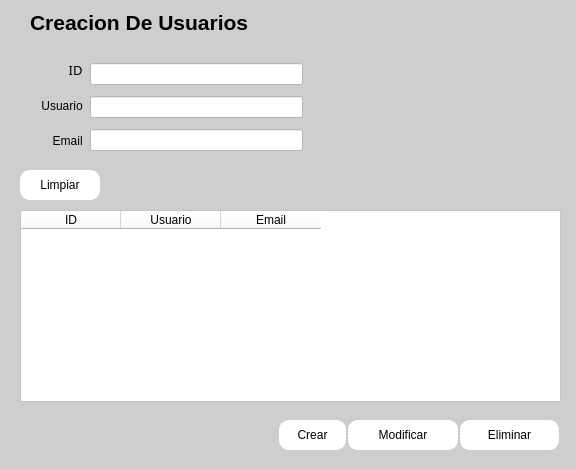
Above: src/002_usuarios.ui from rvqzs/tresPatitos before the change. Below: the same form after it.
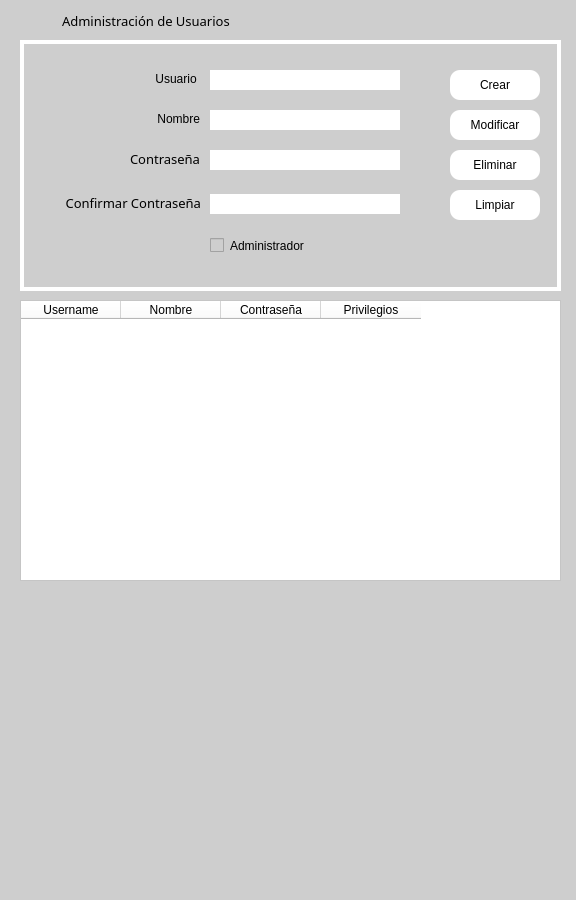
That is the form after the change. Icons and pictures are not drawn.

Commit message:
Updates a Ventana Usuarios
Mejoras de diseño.
Cambios en la pantalla, agregué creacion de contraseña.
Agregué formato a el texto ingresado en los txt.
Etc

```diff
--- a/src/002_usuarios.ui
+++ b/src/002_usuarios.ui
@@ -7,19 +7,19 @@
     <x>0</x>
     <y>0</y>
     <width>576</width>
-    <height>469</height>
+    <height>900</height>
    </rect>
   </property>
   <property name="minimumSize">
    <size>
     <width>576</width>
-    <height>469</height>
+    <height>900</height>
    </size>
   </property>
   <property name="maximumSize">
    <size>
-    <width>576</width>
-    <height>469</height>
+    <width>600</width>
+    <height>1000</height>
    </size>
   </property>
   <property name="contextMenuPolicy">
@@ -44,10 +44,10 @@
    </property>
    <property name="geometry">
     <rect>
-     <x>30</x>
-     <y>10</y>
-     <width>241</width>
-     <height>31</height>
+     <x>62</x>
+     <y>12</y>
+     <width>171</width>
+     <height>21</height>
     </rect>
    </property>
    <property name="sizePolicy">
@@ -58,13 +58,19 @@
    </property>
    <property name="font">
     <font>
-     <pointsize>16</pointsize>
-     <weight>75</weight>
-     <bold>true</bold>
+     <family>Segoe UI Semibold</family>
+     <pointsize>10</pointsize>
+     <weight>5</weight>
+     <italic>false</italic>
+     <bold>false</bold>
     </font>
    </property>
+   <property name="styleSheet">
+    <string notr="true">font: 43 10pt &quot;Segoe UI Semibold&quot;;
+border:none;</string>
+   </property>
    <property name="text">
-    <string>Creacion De Usuarios</string>
+    <string>Administración de Usuarios</string>
    </property>
    <property name="textFormat">
     <enum>Qt::RichText</enum>
@@ -80,9 +86,9 @@
    <property name="geometry">
     <rect>
      <x>20</x>
-     <y>210</y>
+     <y>300</y>
      <width>541</width>
-     <height>192</height>
+     <height>281</height>
     </rect>
    </property>
    <property name="font">
@@ -104,37 +110,307 @@
    </property>
    <column>
     <property name="text">
-     <string>ID</string>
+     <string>Username</string>
     </property>
    </column>
    <column>
     <property name="text">
-     <string>Usuario</string>
+     <string>Nombre</string>
     </property>
    </column>
    <column>
     <property name="text">
-     <string>Email</string>
+     <string>Contraseña</string>
+    </property>
+   </column>
+   <column>
+    <property name="text">
+     <string>Privilegios</string>
     </property>
    </column>
   </widget>
-  <widget class="QPushButton" name="btnLimpiar">
+  <widget class="QFrame" name="frame">
    <property name="geometry">
     <rect>
      <x>20</x>
-     <y>170</y>
-     <width>80</width>
-     <height>30</height>
+     <y>40</y>
+     <width>541</width>
+     <height>251</height>
     </rect>
    </property>
-   <property name="maximumSize">
-    <size>
-     <width>80</width>
-     <height>30</height>
-    </size>
+   <property name="layoutDirection">
+    <enum>Qt::LeftToRight</enum>
    </property>
    <property name="styleSheet">
-    <string notr="true">QPushButton{
+    <string notr="true">border:4px solid;
+border-color: rgb(255, 255, 255);</string>
+   </property>
+   <property name="frameShape">
+    <enum>QFrame::StyledPanel</enum>
+   </property>
+   <property name="frameShadow">
+    <enum>QFrame::Raised</enum>
+   </property>
+   <widget class="QLabel" name="labelUsuario">
+    <property name="geometry">
+     <rect>
+      <x>130</x>
+      <y>30</y>
+      <width>50</width>
+      <height>17</height>
+     </rect>
+    </property>
+    <property name="styleSheet">
+     <string notr="true">font: 63 10pt &quot;Segoe UI Semibold&quot;;
+border:none;</string>
+    </property>
+    <property name="text">
+     <string>Usuario </string>
+    </property>
+    <property name="alignment">
+     <set>Qt::AlignRight|Qt::AlignTrailing|Qt::AlignVCenter</set>
+    </property>
+   </widget>
+   <widget class="QLabel" name="labelNombre">
+    <property name="geometry">
+     <rect>
+      <x>130</x>
+      <y>70</y>
+      <width>50</width>
+      <height>17</height>
+     </rect>
+    </property>
+    <property name="styleSheet">
+     <string notr="true">font: 63 10pt &quot;Segoe UI Semibold&quot;;
+border:none;</string>
+    </property>
+    <property name="text">
+     <string>Nombre</string>
+    </property>
+    <property name="alignment">
+     <set>Qt::AlignRight|Qt::AlignTrailing|Qt::AlignVCenter</set>
+    </property>
+   </widget>
+   <widget class="QLabel" name="labelPassword">
+    <property name="geometry">
+     <rect>
+      <x>110</x>
+      <y>110</y>
+      <width>69</width>
+      <height>17</height>
+     </rect>
+    </property>
+    <property name="font">
+     <font>
+      <family>Segoe UI Semibold</family>
+      <pointsize>10</pointsize>
+      <weight>7</weight>
+      <italic>false</italic>
+      <bold>false</bold>
+     </font>
+    </property>
+    <property name="styleSheet">
+     <string notr="true">font: 63 10pt &quot;Segoe UI Semibold&quot;;
+border:none;</string>
+    </property>
+    <property name="text">
+     <string>Contraseña</string>
+    </property>
+    <property name="textFormat">
+     <enum>Qt::RichText</enum>
+    </property>
+    <property name="alignment">
+     <set>Qt::AlignRight|Qt::AlignTrailing|Qt::AlignVCenter</set>
+    </property>
+   </widget>
+   <widget class="QLabel" name="labelPassword_2">
+    <property name="geometry">
+     <rect>
+      <x>40</x>
+      <y>150</y>
+      <width>141</width>
+      <height>27</height>
+     </rect>
+    </property>
+    <property name="font">
+     <font>
+      <family>Segoe UI Semibold</family>
+      <pointsize>10</pointsize>
+      <weight>7</weight>
+      <italic>false</italic>
+      <bold>false</bold>
+     </font>
+    </property>
+    <property name="styleSheet">
+     <string notr="true">font: 63 10pt &quot;Segoe UI Semibold&quot;;
+border:none;</string>
+    </property>
+    <property name="text">
+     <string>Confirmar Contraseña</string>
+    </property>
+    <property name="textFormat">
+     <enum>Qt::RichText</enum>
+    </property>
+    <property name="alignment">
+     <set>Qt::AlignRight|Qt::AlignTrailing|Qt::AlignVCenter</set>
+    </property>
+   </widget>
+   <widget class="QLineEdit" name="txtConfirmPassword">
+    <property name="enabled">
+     <bool>true</bool>
+    </property>
+    <property name="geometry">
+     <rect>
+      <x>190</x>
+      <y>154</y>
+      <width>190</width>
+      <height>20</height>
+     </rect>
+    </property>
+    <property name="styleSheet">
+     <string notr="true">background-color: rgb(255, 255, 255);</string>
+    </property>
+    <property name="text">
+     <string/>
+    </property>
+    <property name="echoMode">
+     <enum>QLineEdit::Normal</enum>
+    </property>
+   </widget>
+   <widget class="QLineEdit" name="txtName">
+    <property name="enabled">
+     <bool>true</bool>
+    </property>
+    <property name="geometry">
+     <rect>
+      <x>190</x>
+      <y>70</y>
+      <width>190</width>
+      <height>20</height>
+     </rect>
+    </property>
+    <property name="styleSheet">
+     <string notr="true">background-color: rgb(255, 255, 255);</string>
+    </property>
+    <property name="text">
+     <string/>
+    </property>
+   </widget>
+   <widget class="QLineEdit" name="txtPassword">
+    <property name="enabled">
+     <bool>true</bool>
+    </property>
+    <property name="geometry">
+     <rect>
+      <x>190</x>
+      <y>110</y>
+      <width>190</width>
+      <height>20</height>
+     </rect>
+    </property>
+    <property name="styleSheet">
+     <string notr="true">background-color: rgb(255, 255, 255);</string>
+    </property>
+    <property name="text">
+     <string/>
+    </property>
+    <property name="echoMode">
+     <enum>QLineEdit::PasswordEchoOnEdit</enum>
+    </property>
+   </widget>
+   <widget class="QLineEdit" name="txtUsername">
+    <property name="enabled">
+     <bool>true</bool>
+    </property>
+    <property name="geometry">
+     <rect>
+      <x>190</x>
+      <y>30</y>
+      <width>190</width>
+      <height>20</height>
+     </rect>
+    </property>
+    <property name="styleSheet">
+     <string notr="true">background-color: rgb(255, 255, 255);</string>
+    </property>
+    <property name="text">
+     <string/>
+    </property>
+   </widget>
+   <widget class="QCheckBox" name="chkBoxAdmin">
+    <property name="enabled">
+     <bool>true</bool>
+    </property>
+    <property name="geometry">
+     <rect>
+      <x>190</x>
+      <y>190</y>
+      <width>131</width>
+      <height>31</height>
+     </rect>
+    </property>
+    <property name="styleSheet">
+     <string notr="true">font: 63 10pt &quot;Segoe UI Semibold&quot;;
+border:none;</string>
+    </property>
+    <property name="text">
+     <string>Administrador</string>
+    </property>
+    <property name="icon">
+     <iconset>
+      <normaloff>../res/iconadminUser.png</normaloff>../res/iconadminUser.png</iconset>
+    </property>
+    <property name="iconSize">
+     <size>
+      <width>18</width>
+      <height>18</height>
+     </size>
+    </property>
+   </widget>
+   <widget class="QLabel" name="labelUser">
+    <property name="geometry">
+     <rect>
+      <x>40</x>
+      <y>20</y>
+      <width>81</width>
+      <height>81</height>
+     </rect>
+    </property>
+    <property name="styleSheet">
+     <string notr="true">border:none;
+
+</string>
+    </property>
+    <property name="text">
+     <string/>
+    </property>
+    <property name="pixmap">
+     <pixmap>../res/iconLoginUsername.png</pixmap>
+    </property>
+    <property name="scaledContents">
+     <bool>true</bool>
+    </property>
+    <property name="alignment">
+     <set>Qt::AlignCenter</set>
+    </property>
+   </widget>
+   <widget class="QPushButton" name="btnLimpiar">
+    <property name="geometry">
+     <rect>
+      <x>430</x>
+      <y>150</y>
+      <width>90</width>
+      <height>30</height>
+     </rect>
+    </property>
+    <property name="maximumSize">
+     <size>
+      <width>90</width>
+      <height>30</height>
+     </size>
+    </property>
+    <property name="styleSheet">
+     <string notr="true">QPushButton{
 background-color:rgb(255, 255, 255);
 border:none;
 border-radius:10px;
@@ -146,172 +422,73 @@
 border:2px solid #55C1FA;
 border-radius:10px;
 }</string>
-   </property>
-   <property name="text">
-    <string>Limpiar</string>
-   </property>
-   <property name="icon">
-    <iconset>
-     <normaloff>../res/btnClear.png</normaloff>../res/btnClear.png</iconset>
-   </property>
-   <property name="iconSize">
-    <size>
-     <width>18</width>
-     <height>18</height>
-    </size>
-   </property>
-  </widget>
-  <widget class="QWidget" name="verticalLayoutWidget">
-   <property name="geometry">
-    <rect>
-     <x>30</x>
-     <y>60</y>
-     <width>56</width>
-     <height>91</height>
-    </rect>
-   </property>
-   <layout class="QVBoxLayout" name="lblLayout">
-    <property name="spacing">
-     <number>15</number>
     </property>
-    <item>
-     <widget class="QLabel" name="lblCedula">
-      <property name="font">
-       <font>
-        <family>Segoe UI Semibold</family>
-        <pointsize>10</pointsize>
-        <weight>7</weight>
-        <italic>false</italic>
-        <bold>false</bold>
-       </font>
-      </property>
-      <property name="styleSheet">
-       <string notr="true">font: 63 10pt &quot;Segoe UI Semibold&quot;;</string>
-      </property>
-      <property name="text">
-       <string>ID  </string>
-      </property>
-      <property name="textFormat">
-       <enum>Qt::RichText</enum>
-      </property>
-      <property name="alignment">
-       <set>Qt::AlignRight|Qt::AlignTrailing|Qt::AlignVCenter</set>
-      </property>
-     </widget>
-    </item>
-    <item>
-     <widget class="QLabel" name="lblNombreUsuario">
-      <property name="styleSheet">
-       <string notr="true">font: 63 10pt &quot;Segoe UI Semibold&quot;;</string>
-      </property>
-      <property name="text">
-       <string>Usuario </string>
-      </property>
-      <property name="alignment">
-       <set>Qt::AlignRight|Qt::AlignTrailing|Qt::AlignVCenter</set>
-      </property>
-     </widget>
-    </item>
-    <item>
-     <widget class="QLabel" name="lblEmail">
-      <property name="styleSheet">
-       <string notr="true">font: 63 10pt &quot;Segoe UI Semibold&quot;;</string>
-      </property>
-      <property name="text">
-       <string>Email </string>
-      </property>
-      <property name="alignment">
-       <set>Qt::AlignRight|Qt::AlignTrailing|Qt::AlignVCenter</set>
-      </property>
-     </widget>
-    </item>
-   </layout>
-  </widget>
-  <widget class="QWidget" name="verticalLayoutWidget_2">
-   <property name="geometry">
-    <rect>
-     <x>90</x>
-     <y>60</y>
-     <width>213</width>
-     <height>94</height>
-    </rect>
-   </property>
-   <layout class="QVBoxLayout" name="txtLayout">
-    <property name="spacing">
-     <number>8</number>
+    <property name="text">
+     <string>Limpiar</string>
     </property>
-    <item>
-     <widget class="QLineEdit" name="txtID">
-      <property name="styleSheet">
-       <string notr="true">background-color: rgb(255, 255, 255);</string>
-      </property>
-      <property name="text">
-       <string/>
-      </property>
-     </widget>
-    </item>
-    <item>
-     <widget class="QLineEdit" name="txtUsername">
-      <property name="styleSheet">
-       <string notr="true">background-color: rgb(255, 255, 255);</string>
-      </property>
-      <property name="text">
-       <string/>
-      </property>
-     </widget>
-    </item>
-    <item>
-     <widget class="QLineEdit" name="txtEmail">
-      <property name="styleSheet">
-       <string notr="true">background-color: rgb(255, 255, 255);</string>
-      </property>
-      <property name="text">
-       <string/>
-      </property>
-     </widget>
-    </item>
-   </layout>
-  </widget>
-  <widget class="QSplitter" name="splitter">
-   <property name="geometry">
-    <rect>
-     <x>279</x>
-     <y>420</y>
-     <width>280</width>
-     <height>30</height>
-    </rect>
-   </property>
-   <property name="sizePolicy">
-    <sizepolicy hsizetype="Fixed" vsizetype="Fixed">
-     <horstretch>0</horstretch>
-     <verstretch>0</verstretch>
-    </sizepolicy>
-   </property>
-   <property name="minimumSize">
-    <size>
-     <width>280</width>
-     <height>30</height>
-    </size>
-   </property>
-   <property name="maximumSize">
-    <size>
-     <width>280</width>
-     <height>30</height>
-    </size>
-   </property>
-   <property name="lineWidth">
-    <number>0</number>
-   </property>
-   <property name="orientation">
-    <enum>Qt::Horizontal</enum>
-   </property>
-   <property name="opaqueResize">
-    <bool>false</bool>
-   </property>
-   <property name="handleWidth">
-    <number>2</number>
-   </property>
+    <property name="icon">
+     <iconset>
+      <normaloff>../res/btnClear.png</normaloff>../res/btnClear.png</iconset>
+    </property>
+    <property name="iconSize">
+     <size>
+      <width>18</width>
+      <height>18</height>
+     </size>
+    </property>
+   </widget>
+   <widget class="QPushButton" name="btnModificarUsuario">
+    <property name="geometry">
+     <rect>
+      <x>430</x>
+      <y>70</y>
+      <width>90</width>
+      <height>30</height>
+     </rect>
+    </property>
+    <property name="sizePolicy">
+     <sizepolicy hsizetype="Fixed" vsizetype="Fixed">
+      <horstretch>0</horstretch>
+      <verstretch>0</verstretch>
+     </sizepolicy>
+    </property>
+    <property name="styleSheet">
+     <string notr="true">QPushButton{
+background-color:rgb(255, 255, 255);
+border:none;
+border-radius:10px;
+font: 63 10pt &quot;Segoe UI Semibold&quot;;
+}
+
+QPushButton:hover{
+
+border:2px solid #55C1FA;
+border-radius:10px;
+}</string>
+    </property>
+    <property name="text">
+     <string>Modificar</string>
+    </property>
+    <property name="icon">
+     <iconset>
+      <normaloff>../res/btnEdit.png</normaloff>../res/btnEdit.png</iconset>
+    </property>
+    <property name="iconSize">
+     <size>
+      <width>18</width>
+      <height>18</height>
+     </size>
+    </property>
+   </widget>
    <widget class="QPushButton" name="btnCrearUsuario">
+    <property name="geometry">
+     <rect>
+      <x>430</x>
+      <y>30</y>
+      <width>90</width>
+      <height>30</height>
+     </rect>
+    </property>
     <property name="sizePolicy">
      <sizepolicy hsizetype="Fixed" vsizetype="Fixed">
       <horstretch>0</horstretch>
@@ -346,42 +523,15 @@
      </size>
     </property>
    </widget>
-   <widget class="QPushButton" name="btnModificarUsuario">
-    <property name="sizePolicy">
-     <sizepolicy hsizetype="Fixed" vsizetype="Fixed">
-      <horstretch>0</horstretch>
-      <verstretch>0</verstretch>
-     </sizepolicy>
-    </property>
-    <property name="styleSheet">
-     <string notr="true">QPushButton{
-background-color:rgb(255, 255, 255);
-border:none;
-border-radius:10px;
-font: 63 10pt &quot;Segoe UI Semibold&quot;;
-}
-
-QPushButton:hover{
-
-border:2px solid #55C1FA;
-border-radius:10px;
-}</string>
-    </property>
-    <property name="text">
-     <string>Modificar</string>
-    </property>
-    <property name="icon">
-     <iconset>
-      <normaloff>../res/btnEdit.png</normaloff>../res/btnEdit.png</iconset>
-    </property>
-    <property name="iconSize">
-     <size>
-      <width>20</width>
-      <height>20</height>
-     </size>
-    </property>
-   </widget>
    <widget class="QPushButton" name="btnEliminarUsuario">
+    <property name="geometry">
+     <rect>
+      <x>430</x>
+      <y>110</y>
+      <width>90</width>
+      <height>30</height>
+     </rect>
+    </property>
     <property name="sizePolicy">
      <sizepolicy hsizetype="Fixed" vsizetype="Fixed">
       <horstretch>0</horstretch>
@@ -417,6 +567,39 @@
     </property>
    </widget>
   </widget>
+  <widget class="QLabel" name="labelHeader">
+   <property name="geometry">
+    <rect>
+     <x>30</x>
+     <y>10</y>
+     <width>21</width>
+     <height>21</height>
+    </rect>
+   </property>
+   <property name="sizePolicy">
+    <sizepolicy hsizetype="Expanding" vsizetype="Expanding">
+     <horstretch>0</horstretch>
+     <verstretch>0</verstretch>
+    </sizepolicy>
+   </property>
+   <property name="styleSheet">
+    <string notr="true">border:none;
+
+</string>
+   </property>
+   <property name="text">
+    <string/>
+   </property>
+   <property name="pixmap">
+    <pixmap>../res/iconAddUser.png</pixmap>
+   </property>
+   <property name="scaledContents">
+    <bool>true</bool>
+   </property>
+   <property name="alignment">
+    <set>Qt::AlignCenter</set>
+   </property>
+  </widget>
  </widget>
  <resources/>
  <connections/>
```
Left out of the diff: 5 changed lines with no effect on the pictures. The commit also changes 3 other files.
